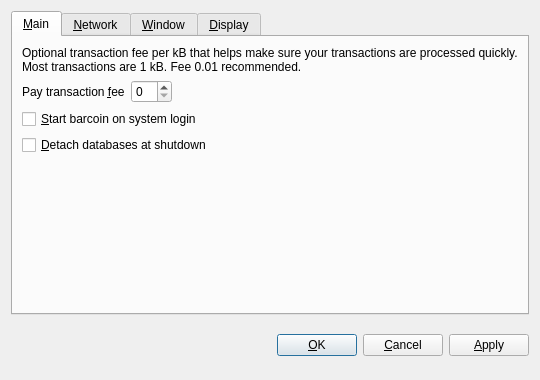
Qt form src/qt/forms/optionsdialog.ui (minicoin/minicoin) before a commit.
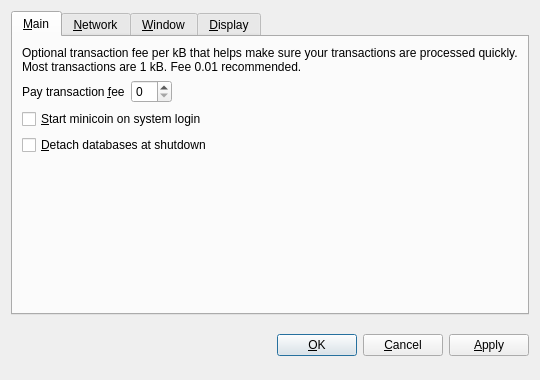
The same form after that commit. The open tabs and pages were chosen to show the change. Custom widgets are drawn as their Qt base class.

What changed in the file:
```diff
--- a/src/qt/forms/optionsdialog.ui
+++ b/src/qt/forms/optionsdialog.ui
@@ -82,7 +82,7 @@
           <string>Automatically start barcoin after logging in to the system.</string>
          </property>
          <property name="text">
-          <string>&amp;Start barcoin on system login</string>
+          <string>&amp;Start minicoin on system login</string>
          </property>
         </widget>
        </item>
```
Left out of the diff: 10 changed lines with no effect on the pictures.
